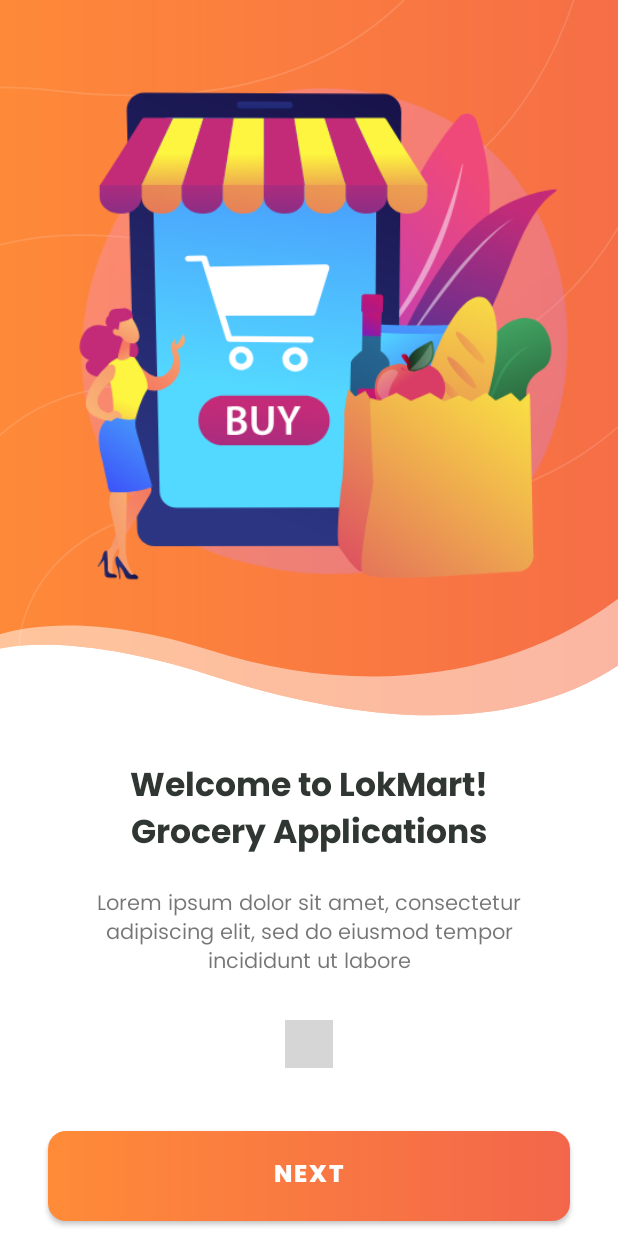
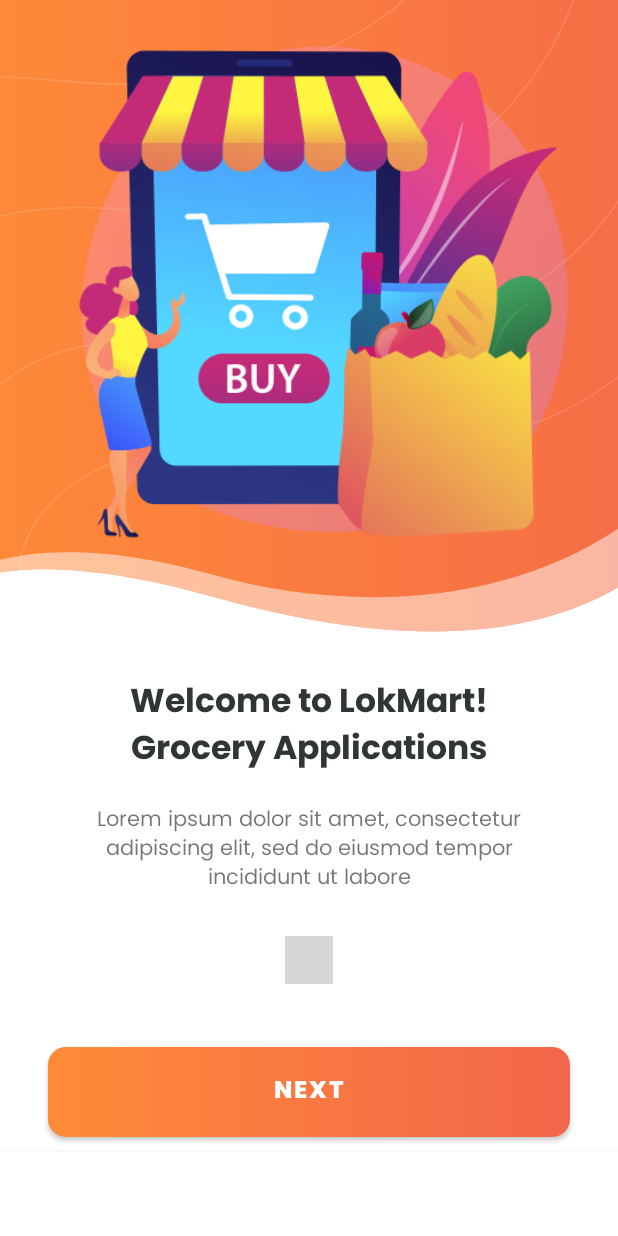
Before and after one commit to IkPyDev/EcommerceAPP, an Android app: the screen it shows after launch (MainActivity), on a phone screen of 412 x 824 dp. Run offline under Robolectric (Android 15) with nearby library versions, the phone set to English and light mode, and no system bars; our stand-ins replace Dagger/Hilt's generated code, paging; libraries missing offline, so code that uses them is left out: com.zhpan.indicator; plain views replace IndicatorView; pictures from the network do not load; 15 statements that could not run were skipped; grey boxes are pictures that could not be loaded.

Commit message:
Navigation 1/5  Finished

```diff
--- a/app/src/main/java/com/ikpydev/ecommerceapp/presention/detail/DetailViewModel.kt
+++ b/app/src/main/java/com/ikpydev/ecommerceapp/presention/detail/DetailViewModel.kt
@@ -39,12 +39,13 @@
         val product = detail.value ?: return
         if (current == product.inStock) return
         current++
+        count.postValue(current)
     }
 
     fun decrement(){
         var current = count.value ?: 1
-        val product = detail.value ?: return
         if (current == 1) return
         current--
+        count.postValue(current)
     }
 }
--- a/app/src/main/res/layout/activity_main.xml
+++ b/app/src/main/res/layout/activity_main.xml
@@ -14,10 +14,14 @@
         app:layout_constraintLeft_toLeftOf="parent"
         app:layout_constraintRight_toRightOf="parent"
         app:layout_constraintTop_toTopOf="parent"
-        app:layout_constraintBottom_toBottomOf="parent"
-
+app:layout_constraintBottom_toTopOf="@id/navigation"
         app:defaultNavHost="true"
         app:navGraph="@navigation/nav_main" />
+    <com.google.android.material.bottomnavigation.BottomNavigationView
+        android:layout_width="match_parent"
+        android:id="@+id/navigation"
+        app:layout_constraintBottom_toBottomOf="parent"
+        android:layout_height="wrap_content"/>
 
 
 </androidx.constraintlayout.widget.ConstraintLayout>
--- /dev/null
+++ b/app/src/main/res/menu/navigation.xml
@@ -0,0 +1,6 @@
+<?xml version="1.0" encoding="utf-8"?>
+<menu xmlns:android="http://schemas.android.com/apk/res/android">
+<item
+    android:id="@+id/homeFragment"
+    />
+</menu>
--- a/app/src/main/res/navigation/nav_main.xml
+++ b/app/src/main/res/navigation/nav_main.xml
@@ -3,7 +3,7 @@
     xmlns:app="http://schemas.android.com/apk/res-auto"
     xmlns:tools="http://schemas.android.com/tools"
     android:id="@+id/nav_main"
-    app:startDestination="@id/onboardingFragment">
+    app:startDestination="@id/homeFragment">
 
     <fragment
         android:id="@+id/singInFragment"
```
